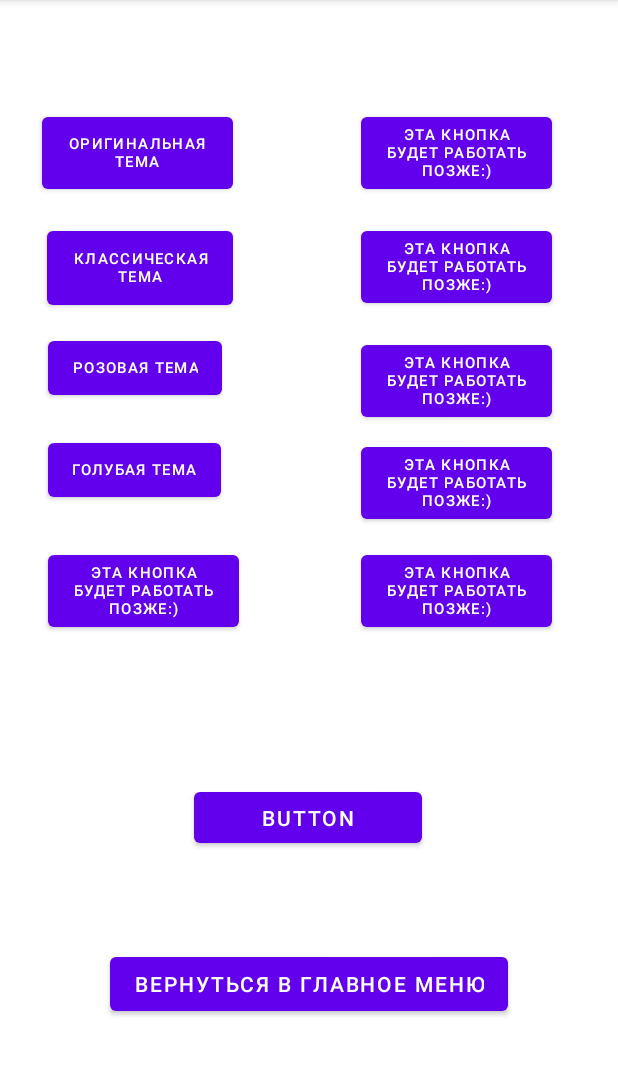
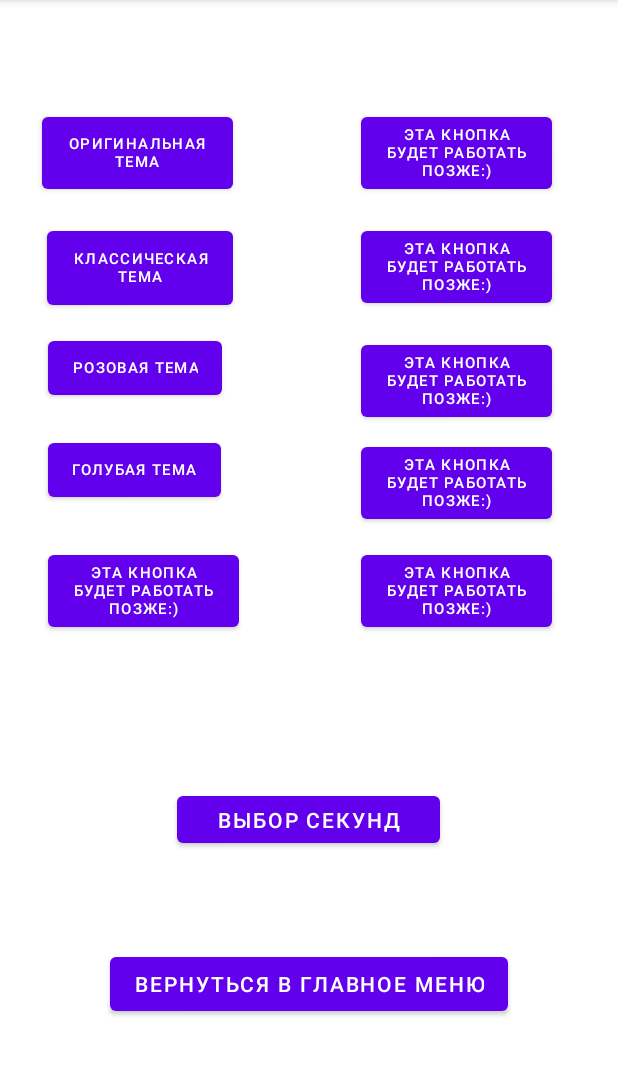
Before and after one commit to PrettyNastya/NumbersMemory, an Android app: the ActivityTem screen opened directly, with no data from a screen before it, on a phone screen of 412 x 824 dp, the part 84-1160 px from its top. Run offline under Robolectric (Android 15) with nearby library versions, the phone set to English and light mode, and no system bars.

```diff
--- a/app/src/main/java/com/mestodushi/numbersmemory/ActivitySecond.java
+++ b/app/src/main/java/com/mestodushi/numbersmemory/ActivitySecond.java
@@ -1,6 +1,8 @@
 package com.mestodushi.numbersmemory;
 
+import android.content.Intent;
 import android.os.Bundle;
+import android.view.View;
 
 import androidx.appcompat.app.AppCompatActivity;
 
@@ -11,4 +13,6 @@ public class ActivitySecond extends AppCompatActivity {
         super.onCreate(savedInstanceState);
         setContentView(R.layout.activity_second);
     }
+
+
 }
--- a/app/src/main/java/com/mestodushi/numbersmemory/ActivityTem.java
+++ b/app/src/main/java/com/mestodushi/numbersmemory/ActivityTem.java
@@ -199,6 +199,13 @@ public class ActivityTem extends AppCompatActivity {
 
         }
 
+
     }
 
+    public void fromActivityTemGoToActSec(View view) {
+
+        Intent intent = new Intent(ActivityTem.this, ActivitySecond.class);
+        startActivity(intent);
+
+    }
 }
--- a/app/src/main/res/layout/activity_tem.xml
+++ b/app/src/main/res/layout/activity_tem.xml
@@ -141,10 +141,11 @@
 
     <Button
         android:id="@+id/button27"
-        android:layout_width="152dp"
-        android:layout_height="46dp"
+        android:layout_width="175dp"
+        android:layout_height="43dp"
         android:layout_marginBottom="200dp"
-        android:text="Button"
+        android:text="выбор секунд"
+        android:onClick="fromActivityTemGoToActSec"
         app:layout_constraintBottom_toBottomOf="parent"
         app:layout_constraintEnd_toEndOf="parent"
         app:layout_constraintHorizontal_bias="0.498"
```
Also changed, not shown: app/src/main/java/com/mestodushi/numbersmemory/ActivityTraining.java (+3 -3 lines), settings.gradle (added, +16 -0 lines).
